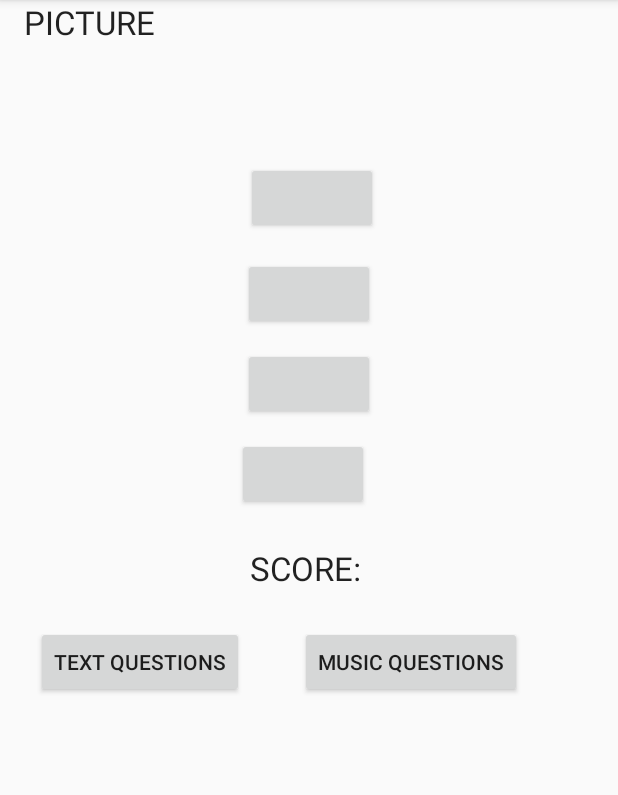
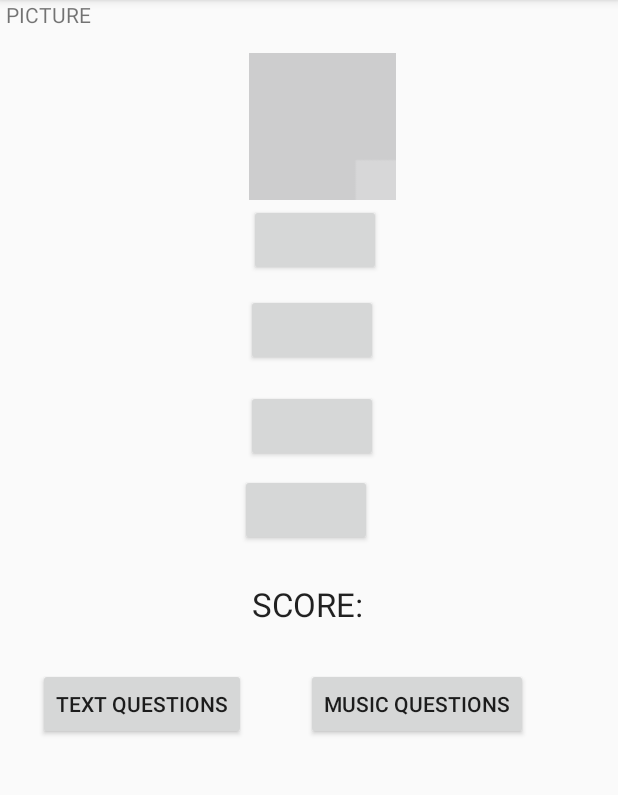
Before and after one commit to dawmaj/QuizApp, an Android app: the PictureQuestions screen opened directly, with no data from a screen before it, on a phone screen of 412 x 824 dp, the part 84-879 px from its top. Run offline under Robolectric (Android 15) with nearby library versions, the phone set to English and light mode, and no system bars; network calls fail.

Commit message:
Pictures works!

```diff
--- a/app/src/main/java/com/example/quizapp/PictureQuestions.java
+++ b/app/src/main/java/com/example/quizapp/PictureQuestions.java
@@ -3,13 +3,20 @@ package com.example.quizapp;
 import androidx.appcompat.app.AppCompatActivity;
 
 import android.content.Intent;
+import android.graphics.Bitmap;
+import android.graphics.BitmapFactory;
+import android.graphics.Canvas;
+import android.graphics.PorterDuff;
+import android.media.Image;
 import android.os.Bundle;
 import android.view.View;
 import android.view.WindowManager;
 import android.widget.Button;
+import android.widget.ImageView;
 
 public class PictureQuestions extends AppCompatActivity {
     Button opt1,opt2,opt3,opt4, textq, musicq;
+    ImageView img;
     @Override
     protected void onCreate(Bundle savedInstanceState) {
         super.onCreate(savedInstanceState);
@@ -17,7 +24,10 @@ public class PictureQuestions extends AppCompatActivity {
         setContentView(R.layout.activity_picture_questions);
         textq = findViewById(R.id.Text_q);
         musicq = findViewById(R.id.Music_q);
-
+        ImageView img = findViewById(R.id.image);
+        Bitmap bmap = addWaterMark(BitmapFactory.decodeResource(getResources(), R.drawable.image1));
+        //Bitmap watermarkInImage = addWaterMark(bmap);
+        img.setImageBitmap(bmap);
         textq.setOnClickListener(new View.OnClickListener() {
             @Override
             public void onClick(View view) {
@@ -48,6 +58,30 @@ public class PictureQuestions extends AppCompatActivity {
         startActivity(intent);
     }
 
+    private Bitmap addWaterMark(Bitmap src) {
+        int w = src.getWidth();
+        int h = src.getHeight();
+        Bitmap result = Bitmap.createBitmap(w, h, src.getConfig());
+        Canvas canvas = new Canvas(result);
+        canvas.drawBitmap(src, 0, 0, null);
+
+        Bitmap waterMark = adjustOpacity(BitmapFactory.decodeResource(getResources(), R.drawable.frame),10);
+        canvas.drawBitmap(waterMark, 0, 0, null);
+
+        return result;
+    }
+
+    private Bitmap adjustOpacity(Bitmap bitmap, int opacity)
+    {
+        Bitmap mutableBitmap = bitmap.isMutable()
+                ? bitmap
+                : bitmap.copy(Bitmap.Config.ARGB_8888, true);
+        Canvas canvas = new Canvas(mutableBitmap);
+        int colour = (opacity & 0xFF) << 24;
+        canvas.drawColor(colour, PorterDuff.Mode.DST_IN);
+        return mutableBitmap;
+    }
+
     void openMusicQuiz() {
         Intent intent = new Intent(this, MusicQuestions.class);
         startActivity(intent);
--- a/app/src/main/res/layout/activity_picture_questions.xml
+++ b/app/src/main/res/layout/activity_picture_questions.xml
@@ -6,78 +6,46 @@
     android:layout_height="match_parent"
     tools:context=".PictureQuestions">
 
-    <Button
-        android:id="@+id/Music_q"
-        android:layout_width="wrap_content"
-        android:layout_height="wrap_content"
-        android:layout_marginTop="24dp"
-        android:layout_marginEnd="64dp"
-        android:text="MUSIC QUESTIONS"
-        app:layout_constraintEnd_toEndOf="parent"
-        app:layout_constraintTop_toBottomOf="@+id/Score" />
-
-    <Button
-        android:id="@+id/Text_q"
-        android:layout_width="wrap_content"
-        android:layout_height="wrap_content"
-        android:layout_marginTop="24dp"
-        android:text="TEXT QUESTIONS"
-        app:layout_constraintEnd_toStartOf="@+id/Music_q"
-        app:layout_constraintHorizontal_bias="0.39"
-        app:layout_constraintStart_toStartOf="parent"
-        app:layout_constraintTop_toBottomOf="@+id/Score" />
-
     <TextView
         android:id="@+id/Question"
         android:layout_width="wrap_content"
         android:layout_height="wrap_content"
+        android:layout_marginStart="4dp"
         android:text="PICTURE"
-        android:layout_marginStart="16dp"
-        android:textAppearance="@style/TextAppearance.AppCompat.Large"
+        android:textAppearance="@style/TextAppearance.AppCompat.Small"
         app:layout_constraintStart_toStartOf="parent"
         app:layout_constraintTop_toTopOf="parent" />
-
-    <TextView
-        android:id="@+id/Score"
-        android:layout_width="wrap_content"
-        android:layout_height="wrap_content"
-        android:layout_marginTop="84dp"
-        android:text="SCORE: "
-        android:textAppearance="@style/TextAppearance.AppCompat.Large"
-        app:layout_constraintEnd_toEndOf="parent"
-        app:layout_constraintStart_toStartOf="parent"
-        app:layout_constraintTop_toBottomOf="@+id/C_ans" />
 
     <Button
         android:id="@+id/A_ans"
         android:layout_width="wrap_content"
         android:layout_height="wrap_content"
         android:layout_marginStart="164dp"
-        android:layout_marginTop="108dp"
+        android:layout_marginTop="136dp"
         app:layout_constraintEnd_toEndOf="parent"
-        app:layout_constraintHorizontal_bias="0.0"
+        app:layout_constraintHorizontal_bias="0.012"
         app:layout_constraintStart_toStartOf="parent"
         app:layout_constraintTop_toTopOf="parent" />
 
     <Button
-        android:id="@+id/B_ans"
+        android:id="@+id/Text_q"
+        android:layout_width="wrap_content"
+        android:layout_height="wrap_content"
+        android:layout_marginTop="28dp"
+        android:text="TEXT QUESTIONS"
+        app:layout_constraintEnd_toStartOf="@+id/Music_q"
+        app:layout_constraintHorizontal_bias="0.388"
+        app:layout_constraintStart_toStartOf="parent"
+        app:layout_constraintTop_toBottomOf="@+id/Score" />
+
+    <Button
+        android:id="@+id/C_ans"
         android:layout_width="wrap_content"
         android:layout_height="wrap_content"
         android:layout_marginTop="16dp"
         android:layout_marginEnd="160dp"
         app:layout_constraintEnd_toEndOf="parent"
-        app:layout_constraintHorizontal_bias="0.987"
-        app:layout_constraintStart_toStartOf="parent"
-        app:layout_constraintTop_toBottomOf="@+id/A_ans" />
-
-    <Button
-        android:id="@+id/C_ans"
-        android:layout_width="wrap_content"
-        android:layout_height="wrap_content"
-        android:layout_marginTop="12dp"
-        android:layout_marginEnd="160dp"
-        app:layout_constraintEnd_toEndOf="parent"
-        app:layout_constraintHorizontal_bias="0.987"
+        app:layout_constraintHorizontal_bias="1.0"
         app:layout_constraintStart_toStartOf="parent"
         app:layout_constraintTop_toBottomOf="@+id/B_ans" />
 
@@ -85,11 +53,55 @@
         android:id="@+id/D_ans"
         android:layout_width="wrap_content"
         android:layout_height="wrap_content"
-        android:layout_marginTop="12dp"
+        android:layout_marginTop="8dp"
         android:layout_marginEnd="164dp"
         app:layout_constraintEnd_toEndOf="parent"
-        app:layout_constraintHorizontal_bias="0.987"
+        app:layout_constraintHorizontal_bias="1.0"
         app:layout_constraintStart_toStartOf="parent"
         app:layout_constraintTop_toBottomOf="@+id/C_ans" />
 
+    <Button
+        android:id="@+id/Music_q"
+        android:layout_width="wrap_content"
+        android:layout_height="wrap_content"
+        android:layout_marginTop="28dp"
+        android:layout_marginEnd="60dp"
+        android:text="MUSIC QUESTIONS"
+        app:layout_constraintEnd_toEndOf="parent"
+        app:layout_constraintTop_toBottomOf="@+id/Score" />
+
+    <TextView
+        android:id="@+id/Score"
+        android:layout_width="wrap_content"
+        android:layout_height="wrap_content"
+        android:layout_marginTop="80dp"
+        android:text="SCORE: "
+        android:textAppearance="@style/TextAppearance.AppCompat.Large"
+        app:layout_constraintEnd_toEndOf="parent"
+        app:layout_constraintHorizontal_bias="0.506"
+        app:layout_constraintStart_toStartOf="parent"
+        app:layout_constraintTop_toBottomOf="@+id/C_ans" />
+
+    <Button
+        android:id="@+id/B_ans"
+        android:layout_width="wrap_content"
+        android:layout_height="wrap_content"
+        android:layout_marginTop="12dp"
+        android:layout_marginEnd="160dp"
+        app:layout_constraintEnd_toEndOf="parent"
+        app:layout_constraintHorizontal_bias="1.0"
+        app:layout_constraintStart_toStartOf="parent"
+        app:layout_constraintTop_toBottomOf="@+id/A_ans" />
+
+    <ImageView
+        android:id="@+id/image"
+        android:layout_width="117dp"
+        android:layout_height="98dp"
+        android:layout_marginStart="156dp"
+        android:layout_marginTop="16dp"
+        android:maxWidth="200px"
+        android:maxHeight="200px"
+        app:layout_constraintStart_toStartOf="parent"
+        app:layout_constraintTop_toBottomOf="@+id/Question" />
+
 </androidx.constraintlayout.widget.ConstraintLayout>
```
Also changed, not shown: app/src/main/res/drawable/frame.png (added), 1 other file.
